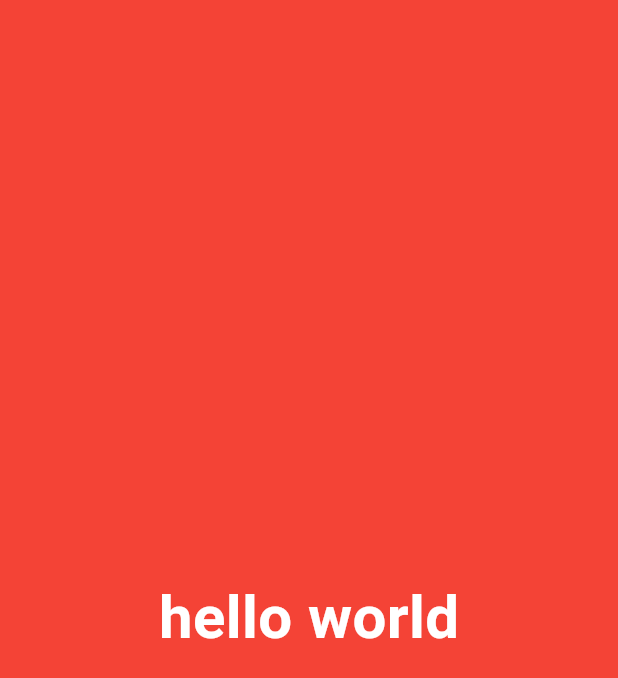
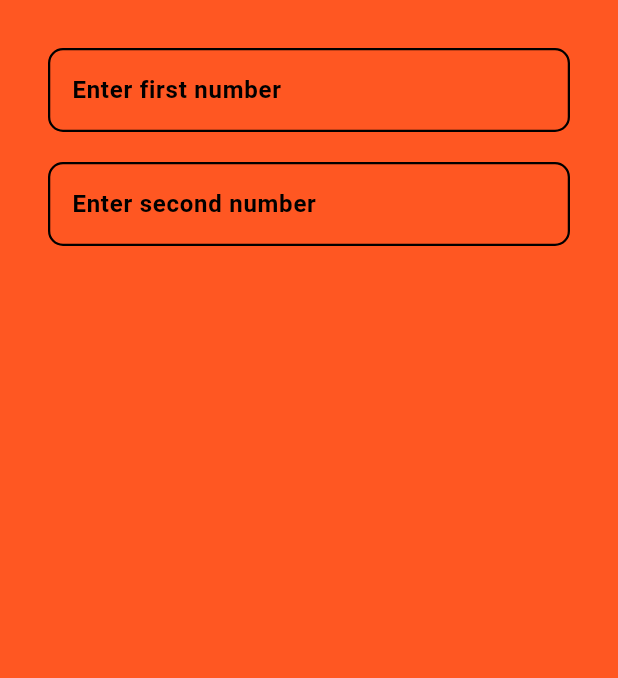
Before and after one commit to yuvrAj-003/flutter-tutorial, a Flutter app: the screen it shows after launch, on a phone screen of 412 x 824 dp. Shown: the top 678 px of the screen. Run offline on Flutter 3.47's test engine with Material 3 defaults, Android fonts, the phone set to English and light mode, and no system bars.

Commit message:
changes made

```diff
--- a/lib/app/app.dart
+++ b/lib/app/app.dart
@@ -1,4 +1,5 @@
 import 'package:flutter/material.dart';
+import 'package:flutter_application_1/views/calcView.dart';
 import 'package:flutter_application_1/views/homeView.dart';
 
 void main() {
@@ -13,6 +14,9 @@ class MyWidge extends StatelessWidget {
   @override
   Widget build(BuildContext context) {
     return const MaterialApp(
+        // theme: ThemeData(
+        //   primarySwatch: Colors.red,
+        // ),
         title: "hello world",
         home: HomeView(),
     );
--- /dev/null
+++ b/lib/views/calcView.dart
@@ -0,0 +1,70 @@
+
+
+import 'package:flutter/material.dart';
+
+void main(){
+  runApp(const CalcView());
+}
+class CalcView extends StatelessWidget{
+  const CalcView({
+    super.key
+  });
+
+
+  @override
+  Widget build(BuildContext context) {
+    return const Padding(
+      padding: EdgeInsets.all(32.0),
+      child: Column(
+        children: [
+          // calc display
+          DisplayBox(hint: "Enter first number"),
+          SizedBox(height: 20),
+          DisplayBox(hint: "Enter second number"),
+          SizedBox(height: 20),
+        ],
+      ),
+    );
+  }
+}
+
+class DisplayBox extends StatelessWidget {
+  const DisplayBox({
+    super.key,
+    this.hint = "Enter a number: "
+  });
+
+  final String? hint;
+
+  @override
+  Widget build(BuildContext context) {
+    return TextField(
+      keyboardType: TextInputType.number,
+      // autofocus: true ,
+      decoration: InputDecoration(
+        // focused border
+        focusedBorder: OutlineInputBorder(
+          borderSide: const BorderSide(
+            color: Colors.black,
+            width: 3.0
+          ),
+          borderRadius: BorderRadius.circular(12)
+        ),
+        // normal border
+        enabledBorder: OutlineInputBorder(
+          borderSide: const BorderSide(
+            color: Colors.black,
+            width: 1.5
+          ),
+          borderRadius: BorderRadius.circular(10)
+        ),
+        // text
+        labelText: hint,
+        labelStyle: const TextStyle(
+          color: Colors.black,
+          fontWeight: FontWeight.bold
+        )
+      ),
+    );
+  }
+}
--- a/lib/views/homeView.dart
+++ b/lib/views/homeView.dart
@@ -1,4 +1,5 @@
 import 'package:flutter/material.dart';
+import 'package:flutter_application_1/views/calcView.dart';
 
 void main(){
   runApp(const HomeView());
@@ -11,20 +12,15 @@ class HomeView extends StatelessWidget {
 
   @override
   Widget build(BuildContext context) {
-    return Material(
+    return Scaffold(
+      backgroundColor: Colors.deepOrange,
+      body: SafeArea(
+        bottom: false,
         child: Container(
-          color: Colors.red,
-          child: const Center(
-            child: Text(
-              "hello world",
-              style: TextStyle(
-                fontSize: 40,
-                color: Colors.white,
-                fontWeight: FontWeight.bold
-              )
-            )
-          )
+          color: Colors.deepOrange,
+          child: const CalcView()
         )
+      )
 
       );
   }
```
